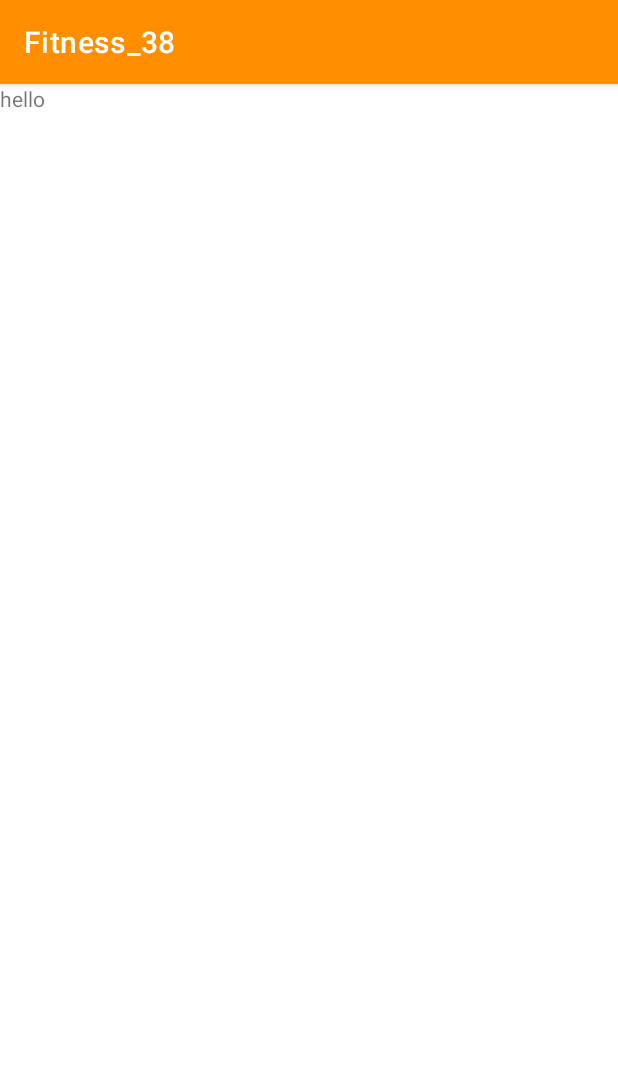
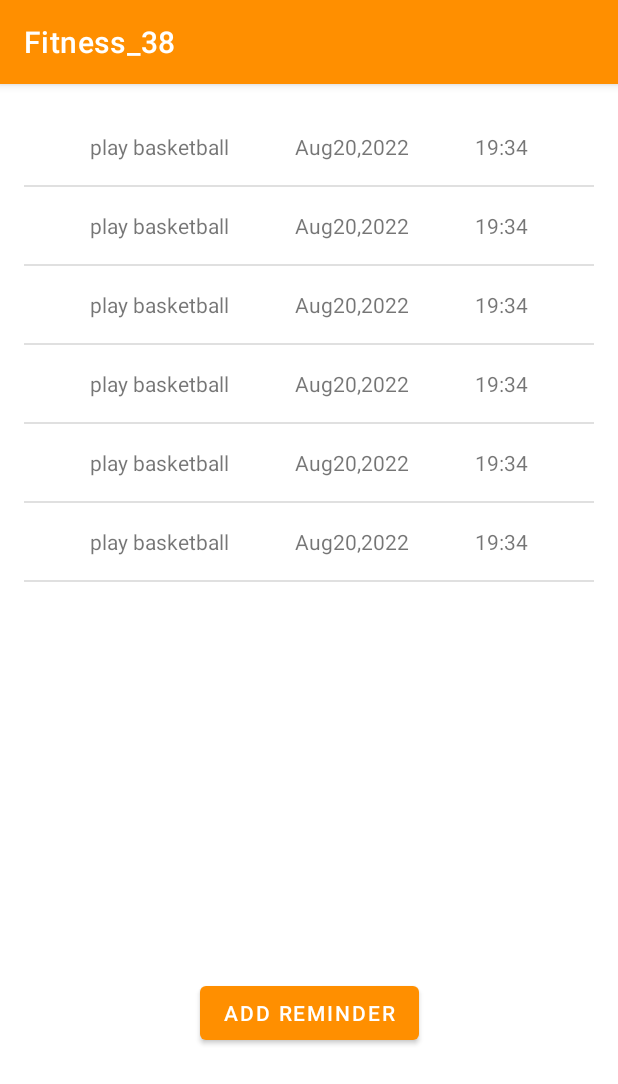
Before and after one commit to dexter0918bai/Fitness_38, an Android app: the Reminder screen opened directly, with no data from a screen before it, on a phone screen of 412 x 824 dp. Shown: the top 1084 px of the screen. Run offline under Robolectric (Android 15) with nearby library versions, the phone set to English and light mode, and no system bars; Roboto replaces fonts that are not available here.

Commit message:
add reminder recycle

```diff
--- a/app/src/main/AndroidManifest.xml
+++ b/app/src/main/AndroidManifest.xml
@@ -10,6 +10,7 @@
     <uses-permission android:name="android.permission.ACCESS_LOCATION_EXTRA_COMMANDS" />
     <uses-permission android:name="android.permission.BLUETOOTH" />
     <uses-permission android:name="android.permission.BLUETOOTH_ADMIN" />
+
     <uses-feature
         android:name="android.hardware.sensor.stepcounter"
         android:required="true" />
@@ -39,6 +40,9 @@
         android:supportsRtl="true"
         android:theme="@style/Theme.Fitness_38"
         tools:targetApi="31">
+        <activity
+            android:name=".AddReminderPage"
+            android:exported="false" />
         <activity
             android:name=".UserProfile"
             android:exported="false" />
--- a/app/src/main/java/edu/neu/fitness_38/Reminder.java
+++ b/app/src/main/java/edu/neu/fitness_38/Reminder.java
@@ -1,19 +1,61 @@
 package edu.neu.fitness_38;
 
 import androidx.appcompat.app.AppCompatActivity;
+import androidx.recyclerview.widget.LinearLayoutManager;
+import androidx.recyclerview.widget.RecyclerView;
 
+import android.content.Intent;
 import android.os.Bundle;
+import android.view.View;
+import android.widget.Button;
 import android.widget.TextView;
 
 import org.w3c.dom.Text;
 
+import java.util.ArrayList;
+import java.util.List;
+
 public class Reminder extends AppCompatActivity {
-    TextView text;
+    Button addReminder;
+    List<ReminderObj> reminderList = new ArrayList<>();
+
+    private RecyclerView recyclerView;
+    private RecyclerView.Adapter myAdapter;
+    private RecyclerView.LayoutManager layoutManager;
 
     @Override
     protected void onCreate(Bundle savedInstanceState) {
 
         super.onCreate(savedInstanceState);
         setContentView(R.layout.activity_reminder);
+
+        addReminder = findViewById(R.id.addReminder_btn);
+
+        reminderList.add(new ReminderObj("play basketball", "Aug20,2022", "19:34"));
+        reminderList.add(new ReminderObj("play basketball", "Aug20,2022", "19:34"));
+        reminderList.add(new ReminderObj("play basketball", "Aug20,2022", "19:34"));
+        reminderList.add(new ReminderObj("play basketball", "Aug20,2022", "19:34"));
+        reminderList.add(new ReminderObj("play basketball", "Aug20,2022", "19:34"));
+        reminderList.add(new ReminderObj("play basketball", "Aug20,2022", "19:34"));
+
+        addReminder.setOnClickListener(new View.OnClickListener() {
+            @Override
+            public void onClick(View v) {
+                Intent intent = new Intent(Reminder.this, AddReminderPage.class);
+                startActivity(intent);
+            }
+        });
+
+        // bind recycleView id - Widget
+        recyclerView = findViewById(R.id.lv_reminderList);
+
+        recyclerView.setHasFixedSize(true);
+
+        layoutManager = new LinearLayoutManager(this);
+        recyclerView.setLayoutManager(layoutManager);
+
+        // render the presidentList - dataSet
+        myAdapter = new ReminderViewAdapter(reminderList, this);
+        recyclerView.setAdapter(myAdapter);
     }
 }
--- /dev/null
+++ b/app/src/main/java/edu/neu/fitness_38/ReminderObj.java
@@ -0,0 +1,58 @@
+package edu.neu.fitness_38;
+
+import java.util.UUID;
+
+public class ReminderObj {
+    public String id;
+    public String description;
+    public String date;
+    public String time;
+
+    public String getId() {
+        return id;
+    }
+
+    public void setId(String id) {
+        this.id = id;
+    }
+
+    public String getDescription() {
+        return description;
+    }
+
+    public void setDescription(String description) {
+        this.description = description;
+    }
+
+    public String getDate() {
+        return date;
+    }
+
+    public void setDate(String date) {
+        this.date = date;
+    }
+
+    public String getTime() {
+        return time;
+    }
+
+    public void setTime(String time) {
+        this.time = time;
+    }
+
+    public ReminderObj() {
+        id = UUID.randomUUID().toString();
+        description = "";
+        date = "";
+        time = "";
+    }
+
+    public ReminderObj(String description,  String date,
+                    String time) {
+        this.id = UUID.randomUUID().toString();
+        this.description = description;
+        this.date = date;
+        this.time = time;
+
+    }
+}
--- /dev/null
+++ b/app/src/main/java/edu/neu/fitness_38/ReminderViewAdapter.java
@@ -0,0 +1,76 @@
+package edu.neu.fitness_38;
+
+import android.content.Context;
+import android.content.Intent;
+import android.view.LayoutInflater;
+import android.view.View;
+import android.view.ViewGroup;
+import android.widget.ImageView;
+import android.widget.TextView;
+
+import androidx.annotation.NonNull;
+import androidx.constraintlayout.widget.ConstraintLayout;
+import androidx.recyclerview.widget.RecyclerView;
+
+import java.util.List;
+
+public class ReminderViewAdapter extends RecyclerView.Adapter<ReminderViewAdapter.MyViewHolder> {
+
+    List<ReminderObj> reminderList;
+    Context context;
+
+    public ReminderViewAdapter(List<ReminderObj> reminderList, Context context) {
+        this.reminderList = reminderList;
+        this.context = context;
+    }
+
+    // manage each item of a list
+    @NonNull
+    @Override
+    public MyViewHolder onCreateViewHolder(@NonNull ViewGroup parent, int viewType) {
+        // implement the recycleView to layout
+        View view = LayoutInflater.from(parent.getContext()).inflate(R.layout.one_line_reminder, parent, false);
+        MyViewHolder holder = new MyViewHolder(view);
+        return holder;
+    }
+
+    // bind the dataSet and the holder(target Widget), pass the data being bind
+    @Override
+    public void onBindViewHolder(@NonNull MyViewHolder holder, int position) {
+        holder.tv_description.setText(reminderList.get(position).getDescription());
+        holder.tv_time.setText(reminderList.get(position).getTime());
+        holder.tv_date.setText(String.valueOf(reminderList.get(position).getDate()));
+        holder.parentLayout.setOnClickListener(new View.OnClickListener() {
+            @Override
+            public void onClick(View v) {
+                // send the control to the EditOnePage
+                Intent intent = new Intent(context, AddReminderPage.class);
+                intent.putExtra("id", reminderList.get(position).getId());
+                context.startActivity(intent);
+            }
+        });
+    }
+
+    @Override
+    public int getItemCount() {
+        return reminderList.size();
+    }
+
+
+    // pass all property to target widget
+    public class MyViewHolder extends RecyclerView.ViewHolder {
+        TextView tv_description;
+        TextView tv_date;
+        TextView tv_time;
+        ConstraintLayout parentLayout;
+
+        public MyViewHolder(@NonNull View itemView) {
+            super(itemView);
+            tv_description = itemView.findViewById(R.id.tv_desItem);
+            tv_time = itemView.findViewById(R.id.tv_timeItem);
+            tv_date = itemView.findViewById(R.id.tv_dateItem);
+            // click any oneLinePresidentLayout would have listener
+            parentLayout = itemView.findViewById(R.id.oneLineReminderLayout);
+        }
+    }
+}
--- a/app/src/main/res/layout/activity_reminder.xml
+++ b/app/src/main/res/layout/activity_reminder.xml
@@ -4,12 +4,33 @@
     xmlns:tools="http://schemas.android.com/tools"
     android:layout_width="match_parent"
     android:layout_height="match_parent"
-    tools:context=".Reminder"
-    >
+    tools:context=".Reminder">
 
     <TextView
+        android:id="@+id/textView5"
         android:layout_width="match_parent"
         android:layout_height="match_parent"
-        android:text="hello"/>
+        tools:layout_editor_absoluteX="56dp"
+        tools:layout_editor_absoluteY="139dp" />
+
+    <androidx.recyclerview.widget.RecyclerView
+        android:id="@+id/lv_reminderList"
+        android:layout_width="380dp"
+        android:layout_height="555dp"
+        android:layout_marginTop="16dp"
+        app:layout_constraintEnd_toStartOf="@+id/textView5"
+        app:layout_constraintStart_toEndOf="@+id/textView5"
+        app:layout_constraintTop_toTopOf="@+id/textView5" />
+
+    <Button
+        android:id="@+id/addReminder_btn"
+        android:layout_width="wrap_content"
+        android:layout_height="wrap_content"
+        android:layout_marginTop="24dp"
+        android:text="Add Reminder"
+        app:layout_constraintEnd_toStartOf="@+id/textView5"
+        app:layout_constraintHorizontal_bias="0.5"
+        app:layout_constraintStart_toEndOf="@+id/textView5"
+        app:layout_constraintTop_toBottomOf="@+id/lv_reminderList" />
 
 </androidx.constraintlayout.widget.ConstraintLayout>
--- /dev/null
+++ b/app/src/main/res/layout/one_line_reminder.xml
@@ -0,0 +1,49 @@
+<?xml version="1.0" encoding="utf-8"?>
+<androidx.constraintlayout.widget.ConstraintLayout xmlns:android="http://schemas.android.com/apk/res/android"
+    xmlns:app="http://schemas.android.com/apk/res-auto"
+    xmlns:tools="http://schemas.android.com/tools"
+    android:id="@+id/oneLineReminderLayout"
+    android:layout_width="match_parent"
+    android:layout_height="wrap_content">
+
+    <TextView
+        android:id="@+id/tv_desItem"
+        android:layout_width="wrap_content"
+        android:layout_height="wrap_content"
+        android:layout_marginTop="16dp"
+        android:text="Task name"
+        app:layout_constraintEnd_toStartOf="@+id/tv_dateItem"
+        app:layout_constraintStart_toStartOf="parent"
+        app:layout_constraintTop_toTopOf="parent" />
+
+    <View
+        android:id="@+id/divider"
+        android:layout_width="409dp"
+        android:layout_height="1dp"
+        android:layout_marginTop="16dp"
+        android:background="?android:attr/listDivider"
+        app:layout_constraintEnd_toEndOf="parent"
+        app:layout_constraintHorizontal_bias="0.5"
+        app:layout_constraintStart_toStartOf="parent"
+        app:layout_constraintTop_toBottomOf="@+id/tv_desItem" />
+
+    <TextView
+        android:id="@+id/tv_dateItem"
+        android:layout_width="wrap_content"
+        android:layout_height="wrap_content"
+        android:layout_marginTop="16dp"
+        android:text="Aug20, 2022"
+        app:layout_constraintEnd_toStartOf="@+id/tv_timeItem"
+        app:layout_constraintStart_toEndOf="@+id/tv_desItem"
+        app:layout_constraintTop_toTopOf="parent" />
+
+    <TextView
+        android:id="@+id/tv_timeItem"
+        android:layout_width="wrap_content"
+        android:layout_height="wrap_content"
+        android:layout_marginTop="16dp"
+        android:text="14:00"
+        app:layout_constraintEnd_toEndOf="parent"
+        app:layout_constraintStart_toEndOf="@+id/tv_dateItem"
+        app:layout_constraintTop_toTopOf="parent" />
+</androidx.constraintlayout.widget.ConstraintLayout>
```
Also changed, not shown: app/build.gradle (+15 -0 lines), app/src/main/java/edu/neu/fitness_38/AddReminderPage.java (added, +14 -0 lines), app/src/main/res/layout/activity_add_reminder_page.xml (added, +19 -0 lines).
